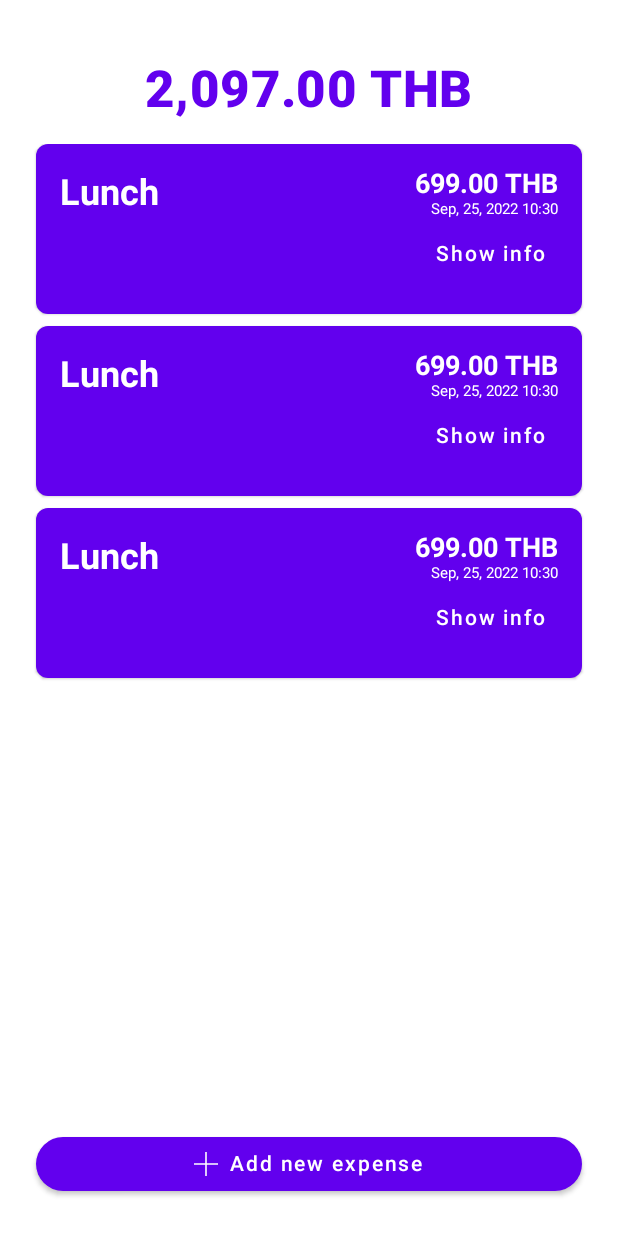
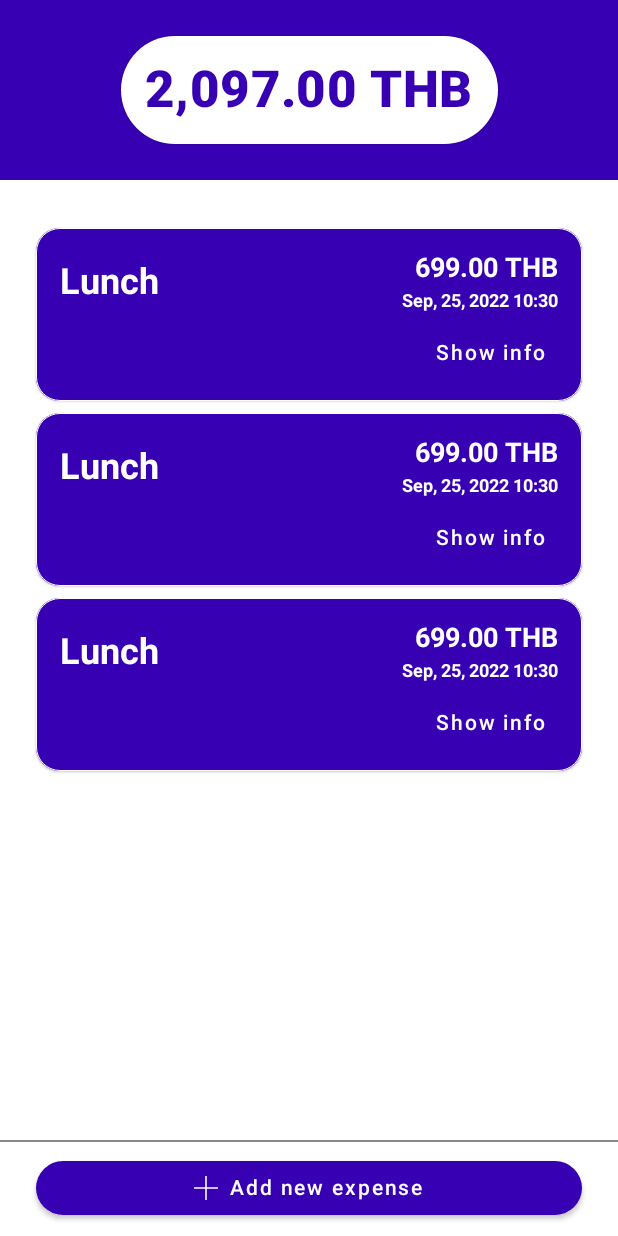
Before and after one commit to dottydaily/MindExpense, an Android app built with Jetpack Compose: the @Preview function PreviewExpenseScreenPage, on a phone screen of 412 x 824 dp. Run offline under Robolectric (Android 15) with nearby library versions, the phone set to English and light mode, and no system bars.

Commit message:
Refactor UI

```diff
--- a/app/src/main/java/com/purkt/mindexpense/presentation/MainPage.kt
+++ b/app/src/main/java/com/purkt/mindexpense/presentation/MainPage.kt
@@ -24,7 +24,9 @@ fun MainPage(
 ) {
     Scaffold(
         bottomBar = {
-            BottomNavigation {
+            BottomNavigation(
+                backgroundColor = MaterialTheme.colors.primaryVariant
+            ) {
                 // When backstack is changing, then this state will tell this
                 // Bottom navigation bar to recompose again
                 val navBackStackEntry by navController.currentBackStackEntryAsState()
--- a/core/ui/src/main/java/com/purkt/ui/presentation/button/ui/component/AddButton.kt
+++ b/core/ui/src/main/java/com/purkt/ui/presentation/button/ui/component/AddButton.kt
@@ -5,6 +5,7 @@ import androidx.compose.foundation.shape.RoundedCornerShape
 import androidx.compose.material.*
 import androidx.compose.runtime.Composable
 import androidx.compose.ui.Modifier
+import androidx.compose.ui.draw.shadow
 import androidx.compose.ui.graphics.Color
 import androidx.compose.ui.res.painterResource
 import androidx.compose.ui.tooling.preview.Preview
@@ -26,7 +27,8 @@ fun AddButton(
     onClick: () -> Unit = {}
 ) {
     Button(
-        modifier = modifier,
+        modifier = Modifier
+            .then(modifier),
         onClick = onClick,
         shape = RoundedCornerShape(50),
         colors = ButtonDefaults.buttonColors(
--- a/feature/expense/src/main/java/com/purkt/mindexpense/expense/presentation/screen/list/ExpenseListPage.kt
+++ b/feature/expense/src/main/java/com/purkt/mindexpense/expense/presentation/screen/list/ExpenseListPage.kt
@@ -1,5 +1,8 @@
 package com.purkt.mindexpense.expense.presentation.screen.list
 
+import androidx.compose.foundation.BorderStroke
+import androidx.compose.foundation.background
+import androidx.compose.foundation.border
 import androidx.compose.foundation.layout.*
 import androidx.compose.foundation.lazy.LazyColumn
 import androidx.compose.foundation.lazy.items
@@ -29,7 +32,10 @@ fun ExpenseListPage(
     viewModel: ExpenseListViewModel = hiltViewModel(),
     navigator: ExpenseNavigator
 ) {
-    rememberCoroutineScope {
+    // Launch this side-effect block after the composition is completed.
+    // Use for waiting every state's transaction to be committed-
+    // -before do some process that need to reference to those states
+    LaunchedEffect(true) {
         viewModel.fetchAllExpenses()
     }
     val isLoading by viewModel.loadingState
@@ -51,6 +57,7 @@ private fun BaseExpenseListPage(
     onExpandedCard: (ExpenseCardInfoState) -> Unit = {},
     onNavigateToAddExpensePage: (ExpenseNavigator) -> Unit = {}
 ) {
+    val primaryColor = MaterialTheme.colors.primaryVariant
     Surface(
         modifier = Modifier
             .fillMaxWidth()
@@ -59,7 +66,6 @@ private fun BaseExpenseListPage(
         Column(
             modifier = Modifier
                 .fillMaxSize()
-                .padding(24.dp)
         ) {
             if (isLoading) {
                 Box(
@@ -72,44 +78,108 @@ private fun BaseExpenseListPage(
                     )
                 }
             } else {
-                val totalAmount = DecimalFormat("#,##0.00").format(cardInfoList.sumOf { it.expense.amount })
+                val totalAmount = cardInfoList.sumOf { it.expense.amount }
                 val currency = cardInfoList.firstOrNull()?.expense?.currency?.currencyCode ?: ""
-                Text(
+                Box(
                     modifier = Modifier
-                        .padding(
-                            vertical = 16.dp
+                        .fillMaxWidth()
+                        .wrapContentHeight()
+                        .background(
+                            color = primaryColor
                         )
-                        .align(Alignment.CenterHorizontally),
-                    text = "$totalAmount $currency",
-                    color = MaterialTheme.colors.primary,
-                    style = MaterialTheme.typography.h4,
-                    fontWeight = FontWeight.ExtraBold,
-                    maxLines = 1
+                ) {
+                    TotalAmountBox(
+                        modifier = Modifier
+                            .padding(24.dp)
+                            .align(Alignment.Center),
+                        totalAmount = totalAmount,
+                        currency = currency,
+                        backgroundColor = MaterialTheme.colors.background,
+                        contentColor = primaryColor
                     )
+                }
                 LazyColumn(
                     modifier = Modifier
                         .fillMaxWidth()
+                        .padding(horizontal = 24.dp)
                         .weight(1f),
                     verticalArrangement = Arrangement.spacedBy(8.dp)
                 ) {
+                    item {
+                        Spacer(modifier = Modifier.height(24.dp))
+                    }
                     items(cardInfoList) {
                         ExpenseCardInfo(
                             state = it,
                             onExpandedCard = onExpandedCard
                         )
                     }
+                    item {
+                        Spacer(modifier = Modifier.height(24.dp))
                     }
                 }
+                Box(
+                    modifier = Modifier
+                        .fillMaxWidth()
+                ) {
+                    Divider(
+                        modifier = Modifier
+                            .fillMaxWidth()
+                            .align(Alignment.TopCenter),
+                        color = Color.Gray
+                    )
                     AddButton(
                         modifier = Modifier
                             .fillMaxWidth()
-                    .padding(top = 24.dp),
+                            .padding(
+                                horizontal = 24.dp,
+                                vertical = 8.dp
+                            )
+                            .align(Alignment.Center),
                         text = "Add new expense",
+                        color = primaryColor,
                         onClick = {
                             onNavigateToAddExpensePage.invoke(navigator)
                         }
                     )
                 }
+            }
+        }
+    }
+}
+
+@Composable
+private fun TotalAmountBox(
+    modifier: Modifier = Modifier,
+    totalAmount: Double,
+    currency: String,
+    backgroundColor: Color = MaterialTheme.colors.primaryVariant,
+    contentColor: Color = contentColorFor(backgroundColor)
+) {
+    val totalAmountString = DecimalFormat("#,##0.00").format(totalAmount)
+    Card(
+        modifier = Modifier
+            .then(modifier),
+        shape = RoundedCornerShape(percent = 50),
+        backgroundColor = backgroundColor,
+        contentColor = contentColor
+    ) {
+        Text(
+            modifier = Modifier
+                .padding(16.dp),
+            text = "$totalAmountString $currency",
+            style = MaterialTheme.typography.h4,
+            fontWeight = FontWeight.ExtraBold,
+            maxLines = 1
+        )
+    }
+}
+
+@Preview
+@Composable
+private fun PreviewTotalAmountBox() {
+    MindExpenseTheme {
+        TotalAmountBox(totalAmount = 2097.0, currency = "THB")
     }
 }
 
@@ -119,17 +189,52 @@ private fun ExpenseCardInfo(
     onExpandedCard: (ExpenseCardInfoState) -> Unit = {}
 ) {
     val expense = state.expense
+    val isExpanded = state.isExpanded
+    val backgroundColor = if (isExpanded) {
+        MaterialTheme.colors.surface
+    } else {
+        MaterialTheme.colors.primaryVariant
+    }
+    val contentColor = if (isExpanded) {
+        MaterialTheme.colors.primaryVariant
+    } else {
+        contentColorFor(backgroundColor)
+    }
+    val border = if (isExpanded) {
+        BorderStroke(2.dp, contentColor)
+    } else {
+        BorderStroke(0.dp, contentColor)
+    }
+    val shape = if (isExpanded) {
+        RoundedCornerShape(
+            topStart = 16.dp,
+            topEnd = 16.dp
+        )
+    } else {
+        RoundedCornerShape(16.dp)
+    }
+
     Card(
         modifier = Modifier
             .fillMaxWidth()
-            .wrapContentHeight(),
-        shape = RoundedCornerShape(8.dp),
-        backgroundColor = MaterialTheme.colors.primary
+            .wrapContentHeight()
+            .border(
+                border = border,
+                shape = shape
+            ),
+        shape = shape,
+        backgroundColor = backgroundColor,
+        contentColor = contentColor
     ) {
         Column(
             modifier = Modifier
                 .fillMaxWidth()
-                .padding(16.dp),
+                .padding(
+                    top = 16.dp,
+                    start = 16.dp,
+                    end = 16.dp,
+                    bottom = 8.dp
+                ),
             horizontalAlignment = Alignment.End
         ) {
             Row(
@@ -144,7 +249,8 @@ private fun ExpenseCardInfo(
                 )
                 Spacer(modifier = Modifier.weight(1f))
                 Column(
-                    horizontalAlignment = Alignment.End
+                    horizontalAlignment = Alignment.End,
+                    verticalArrangement = Arrangement.spacedBy(4.dp)
                 ) {
                     val amountFormatted = DecimalFormat("#,##0.00").format(expense.amount)
                     val currencyDisplayName = expense.currency.currencyCode
@@ -157,11 +263,12 @@ private fun ExpenseCardInfo(
                     )
                     Text(
                         text = dateTimeString,
-                        fontSize = 10.sp
+                        fontSize = 12.sp,
+                        fontWeight = FontWeight.Bold
                     )
                 }
             }
-            if (state.isExpanded) {
+            if (isExpanded) {
                 Column(
                     modifier = Modifier
                         .fillMaxWidth(),
@@ -173,11 +280,13 @@ private fun ExpenseCardInfo(
                 }
             }
             TextButton(
+                modifier = Modifier
+                    .padding(top = 4.dp),
                 onClick = {
                     onExpandedCard.invoke(state)
                 },
                 colors = ButtonDefaults.textButtonColors(
-                    contentColor = Color.White
+                    contentColor = contentColor
                 )
             ) {
                 val content = if (state.isExpanded) "Hide info" else "Show info"
@@ -199,7 +308,7 @@ private fun PreviewExpenseScreenPage() {
                 description = "Eat lunch with friend at the mall",
                 amount = 699.00,
                 currency = Currency.getInstance("THB"),
-                dateTime = LocalDateTime.now(),
+                dateTime = LocalDateTime.now()
             ),
             isExpanded = false
         ),
@@ -209,7 +318,7 @@ private fun PreviewExpenseScreenPage() {
                 description = "Eat lunch with friend at the mall",
                 amount = 699.00,
                 currency = Currency.getInstance("THB"),
-                dateTime = LocalDateTime.now(),
+                dateTime = LocalDateTime.now()
             ),
             isExpanded = false
         ),
@@ -219,7 +328,7 @@ private fun PreviewExpenseScreenPage() {
                 description = "Eat lunch with friend at the mall",
                 amount = 699.00,
                 currency = Currency.getInstance("THB"),
-                dateTime = LocalDateTime.now(),
+                dateTime = LocalDateTime.now()
             ),
             isExpanded = false
         )
@@ -236,7 +345,7 @@ private fun PreviewExpenseCardInfoCollapse() {
             description = "Eat lunch with friend at the mall",
             amount = 699.00,
             currency = Currency.getInstance("THB"),
-            dateTime = LocalDateTime.now(),
+            dateTime = LocalDateTime.now()
         ),
         isExpanded = false
     )
@@ -254,7 +363,7 @@ private fun PreviewExpenseCardInfoExpanded() {
             description = "Eat lunch with friend at the mall",
             amount = 699.00,
             currency = Currency.getInstance("THB"),
-            dateTime = LocalDateTime.now(),
+            dateTime = LocalDateTime.now()
         ),
         isExpanded = true
     )
```
Lines whose indentation alone changed are shown as unchanged.
